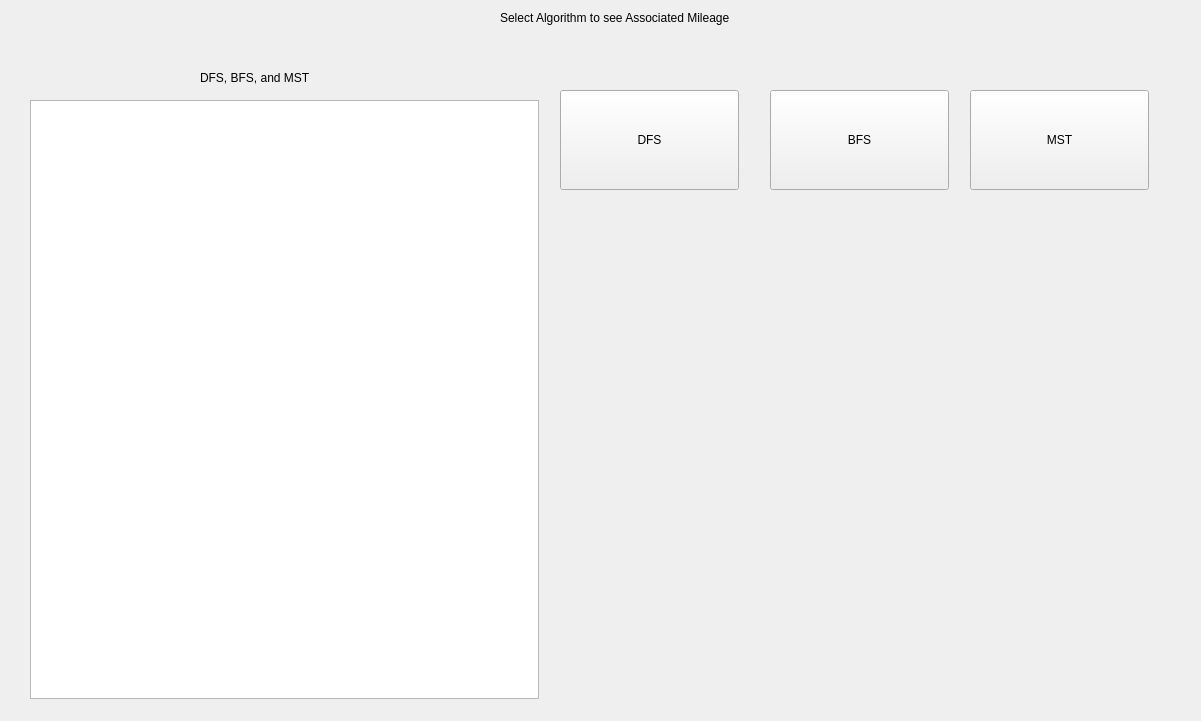
Before: the Qt Designer form QT Project/graphwindow.ui in AaronGeesink/CS1D-Basketball-Project, drawn with Qt 5.
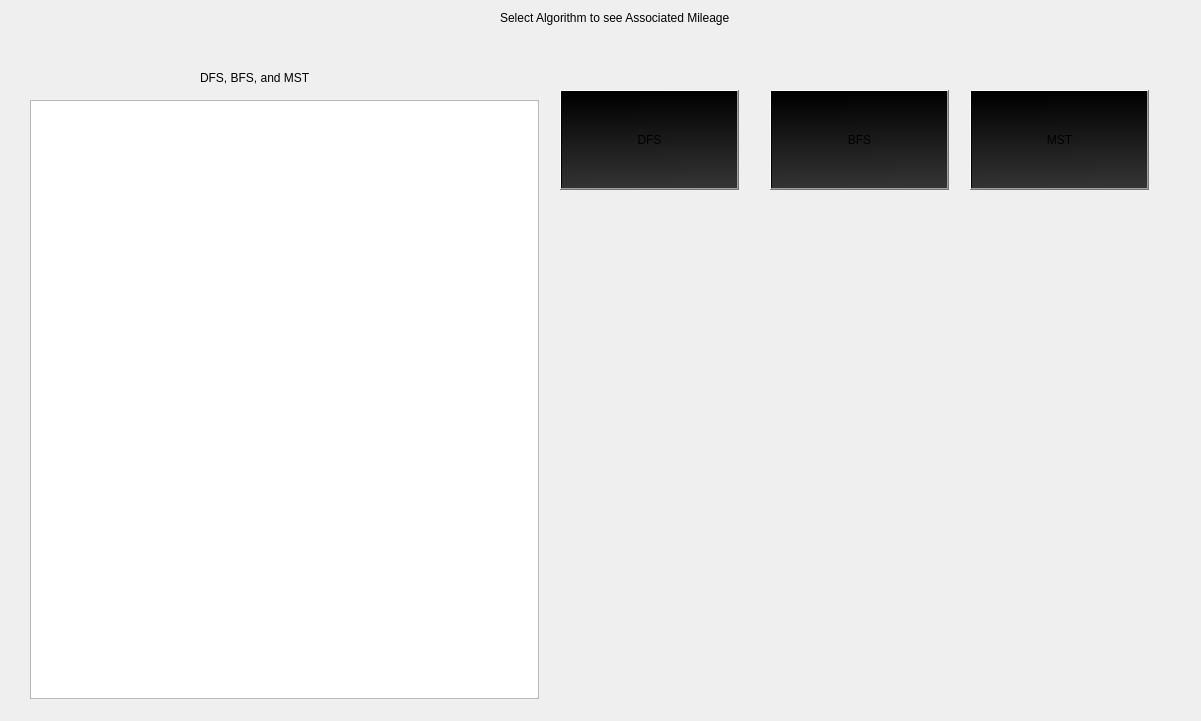
After: the same form once the commit is applied.

Patch:
```diff
--- a/QT Project/graphwindow.ui
+++ b/QT Project/graphwindow.ui
@@ -85,6 +85,9 @@
      <height>100</height>
     </size>
    </property>
+   <property name="styleSheet">
+    <string notr="true">background-color: qlineargradient(spread:pad, x1:0.489, y1:0, x2:0.517, y2:1, stop:0 rgba(0, 0, 0, 255), stop:1 rgba(52, 52, 52, 255));</string>
+   </property>
    <property name="text">
     <string>DFS</string>
    </property>
@@ -104,6 +107,9 @@
      <height>100</height>
     </size>
    </property>
+   <property name="styleSheet">
+    <string notr="true">background-color: qlineargradient(spread:pad, x1:0.489, y1:0, x2:0.517, y2:1, stop:0 rgba(0, 0, 0, 255), stop:1 rgba(52, 52, 52, 255));</string>
+   </property>
    <property name="text">
     <string>BFS</string>
    </property>
@@ -123,6 +129,9 @@
      <height>100</height>
     </size>
    </property>
+   <property name="styleSheet">
+    <string notr="true">background-color: qlineargradient(spread:pad, x1:0.489, y1:0, x2:0.517, y2:1, stop:0 rgba(0, 0, 0, 255), stop:1 rgba(52, 52, 52, 255));</string>
+   </property>
    <property name="text">
     <string>MST</string>
    </property>
```
